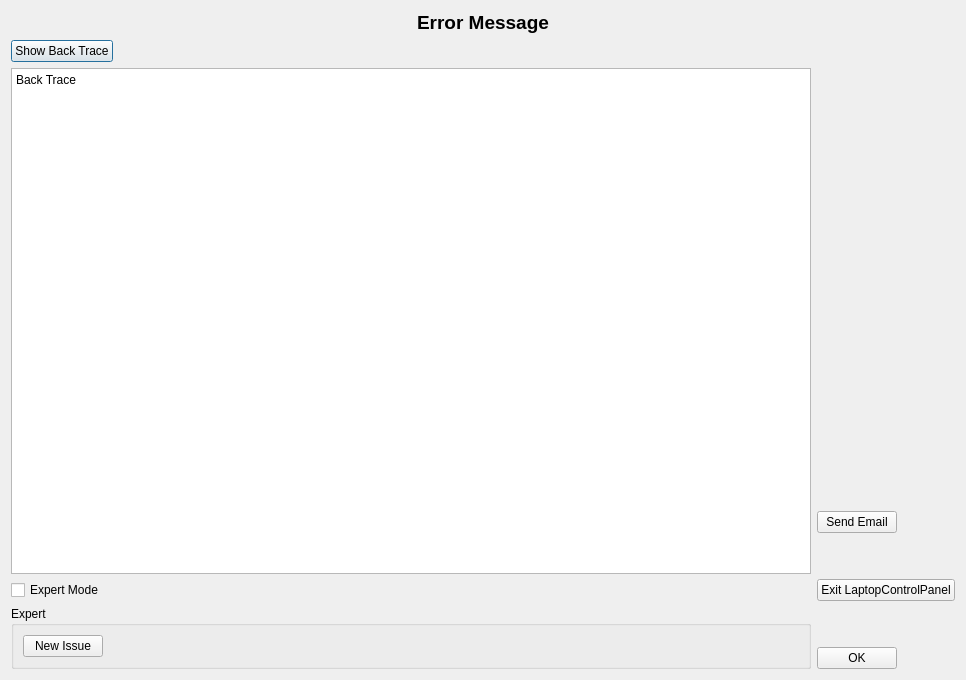
First picture: the form in LaptopControlPanel/GUI/ui/critical_error_form.ui, repository FabriceSalvaire/LaptopControlPanel, before the edit.
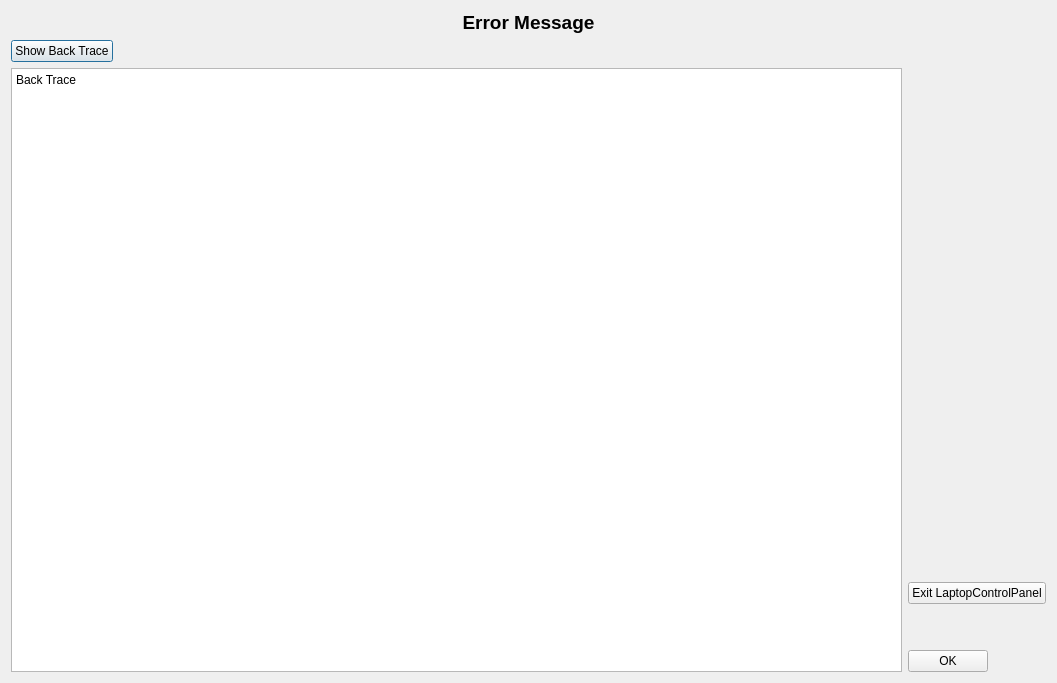
Second picture: the form after the edit.

```diff
--- a/LaptopControlPanel/GUI/ui/critical_error_form.ui
+++ b/LaptopControlPanel/GUI/ui/critical_error_form.ui
@@ -9,8 +9,8 @@
    <rect>
     <x>0</x>
     <y>0</y>
-    <width>914</width>
-    <height>680</height>
+    <width>1057</width>
+    <height>683</height>
    </rect>
   </property>
   <property name="windowTitle">
@@ -101,58 +101,11 @@
           <string>&lt;!DOCTYPE HTML PUBLIC &quot;-//W3C//DTD HTML 4.0//EN&quot; &quot;http://www.w3.org/TR/REC-html40/strict.dtd&quot;&gt;
 &lt;html&gt;&lt;head&gt;&lt;meta name=&quot;qrichtext&quot; content=&quot;1&quot; /&gt;&lt;style type=&quot;text/css&quot;&gt;
 p, li { white-space: pre-wrap; }
-&lt;/style&gt;&lt;/head&gt;&lt;body style=&quot; font-family:'Sans Serif'; font-size:9pt; font-weight:400; font-style:normal;&quot;&gt;
-&lt;p style=&quot; margin-top:0px; margin-bottom:0px; margin-left:0px; margin-right:0px; -qt-block-indent:0; text-indent:0px;&quot;&gt;Back Trace&lt;/p&gt;&lt;/body&gt;&lt;/html&gt;</string>
+&lt;/style&gt;&lt;/head&gt;&lt;body style=&quot; font-family:'Sans Serif'; font-size:10pt; font-weight:400; font-style:normal;&quot;&gt;
+&lt;p style=&quot; margin-top:0px; margin-bottom:0px; margin-left:0px; margin-right:0px; -qt-block-indent:0; text-indent:0px;&quot;&gt;&lt;span style=&quot; font-size:9pt;&quot;&gt;Back Trace&lt;/span&gt;&lt;/p&gt;&lt;/body&gt;&lt;/html&gt;</string>
          </property>
         </widget>
        </item>
-       <item>
-        <widget class="QCheckBox" name="checkBox">
-         <property name="sizePolicy">
-          <sizepolicy hsizetype="Expanding" vsizetype="Fixed">
-           <horstretch>0</horstretch>
-           <verstretch>0</verstretch>
-          </sizepolicy>
-         </property>
-         <property name="text">
-          <string>Expert Mode</string>
-         </property>
-         <property name="checkable">
-          <bool>true</bool>
-         </property>
-        </widget>
-       </item>
-       <item>
-        <widget class="QGroupBox" name="expert_group_box">
-         <property name="enabled">
-          <bool>true</bool>
-         </property>
-         <property name="sizePolicy">
-          <sizepolicy hsizetype="Expanding" vsizetype="Minimum">
-           <horstretch>0</horstretch>
-           <verstretch>0</verstretch>
-          </sizepolicy>
-         </property>
-         <property name="title">
-          <string>Expert</string>
-         </property>
-         <property name="flat">
-          <bool>false</bool>
-         </property>
-         <property name="checkable">
-          <bool>false</bool>
-         </property>
-         <layout class="QFormLayout" name="formLayout">
-          <item row="0" column="0">
-           <widget class="QPushButton" name="new_issue_button">
-            <property name="text">
-             <string>New Issue</string>
-            </property>
-           </widget>
-          </item>
-         </layout>
-        </widget>
-       </item>
       </layout>
      </item>
      <item>
@@ -170,35 +123,6 @@
          </property>
         </spacer>
        </item>
-       <item>
-        <widget class="QPushButton" name="send_email_button">
-         <property name="sizePolicy">
-          <sizepolicy hsizetype="Fixed" vsizetype="Fixed">
-           <horstretch>0</horstretch>
-           <verstretch>0</verstretch>
-          </sizepolicy>
-         </property>
-         <property name="text">
-          <string>Send Email</string>
-         </property>
-        </widget>
-       </item>
-       <item>
-        <spacer name="verticalSpacer_4">
-         <property name="orientation">
-          <enum>Qt::Vertical</enum>
-         </property>
-         <property name="sizeType">
-          <enum>QSizePolicy::Fixed</enum>
-         </property>
-         <property name="sizeHint" stdset="0">
-          <size>
-           <width>20</width>
-           <height>40</height>
-          </size>
-         </property>
-        </spacer>
-       </item>
        <item>
         <widget class="QPushButton" name="exit_button">
          <property name="sizePolicy">
```
Left out of the diff: 17 changed lines with no effect on the pictures.
